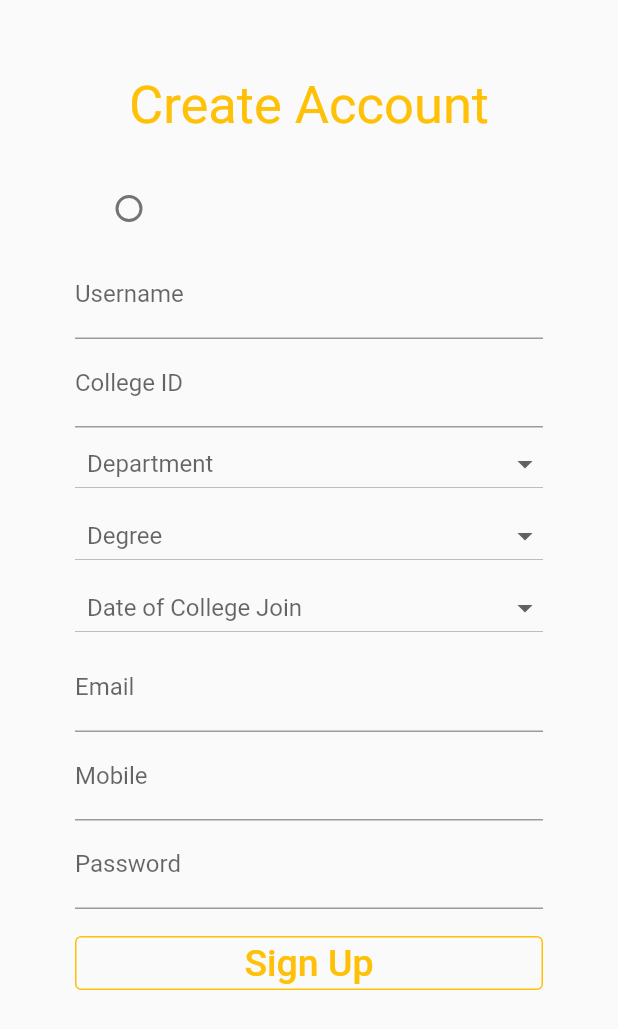
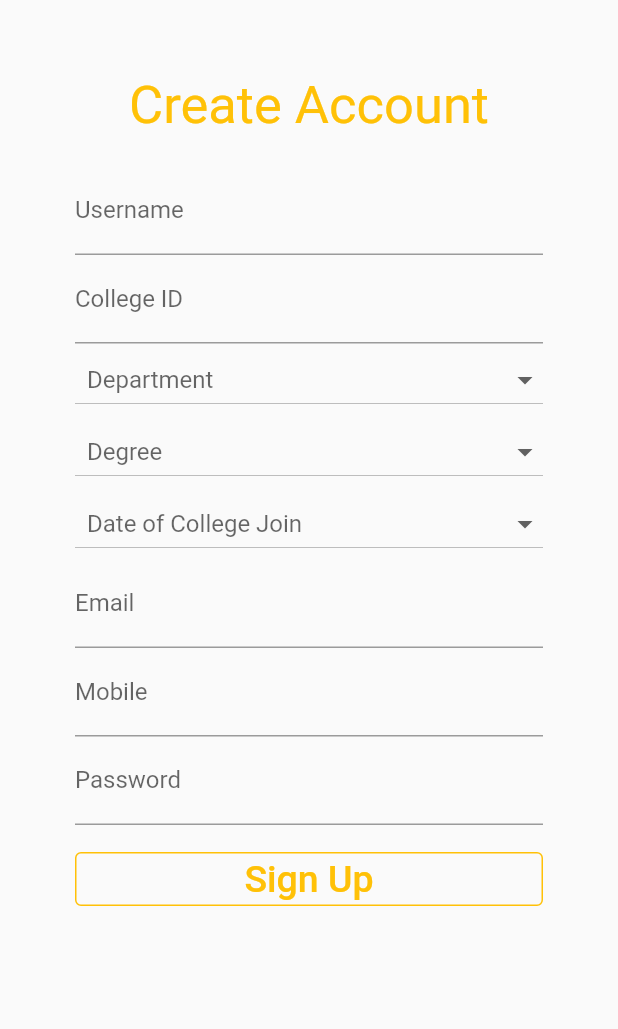
Before and after one commit to softroniicsperinthalmanna/unity-uniqart-shahana, a Flutter app: the SignUp screen opened directly, on a phone screen of 412 x 824 dp. Shown: the top 1029 px of the screen. Run offline on Flutter 3.47's test engine with Material 2 defaults, Android fonts, the light colour scheme and no system bars; our stand-ins replace badges, google_fonts, image_picker.

Commit message:
commit shahana060323

```diff
--- a/lib/connection/connect.dart
+++ b/lib/connection/connect.dart
@@ -1,4 +1,4 @@
 class Con{
-  static final url="http://192.168.1.3/uniqart_app/";
+  static final url="http://192.168.0.112/uniqart_app/";
 
 }
--- a/lib/screens/auth/login.dart
+++ b/lib/screens/auth/login.dart
@@ -127,6 +127,7 @@ print(loginID);
                     style: OutlinedButton.styleFrom(
                         side: BorderSide(color: Colors.amber)),
                     onPressed: () {
+
                       setState(() {
                         signIn();
                         print('Flag inside button $flag');
--- a/lib/screens/auth/register.dart
+++ b/lib/screens/auth/register.dart
@@ -68,15 +68,15 @@ class _SignUpState extends State<SignUp> {
             children: [
               Center(child: Text('Create Account',style:authHead,)),
               SizedBox(height: 20,),
-              RadioListTile(
-                  value: isSelected,
-                  groupValue: gender,
-                  onChanged: ( value){
-                    setState(() {
-                      isSelected=value as String;
-                    });
-                  }
-              ),
+              // RadioListTile(
+              //     value: isSelected,
+              //     groupValue: gender,
+              //     onChanged: ( value){
+              //       setState(() {
+              //         isSelected=value as String;
+              //       });
+              //     }
+              // ),
 
               TextFormField(
                 controller: nameCtrlr,
```
